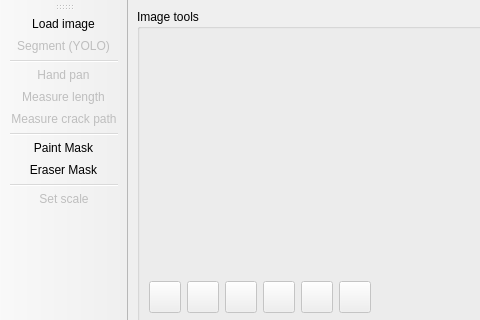
First picture: the form in crackify.ui, repository s-du/WhatTheCrack, before the edit; both pictures show x 0 to 480 and y 0 to 320 of the 800 by 600 pixel window.
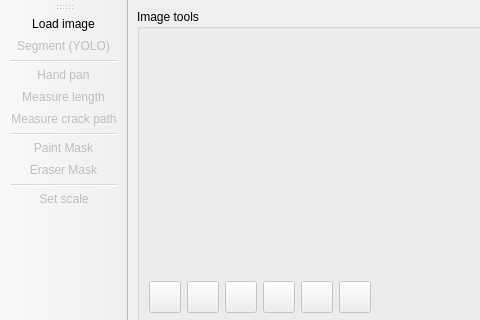
Second picture: the form after the edit.

Patch:
```diff
--- a/crackify.ui
+++ b/crackify.ui
@@ -299,11 +299,23 @@
    </property>
   </action>
   <action name="actionPaint_mask">
+   <property name="checkable">
+    <bool>true</bool>
+   </property>
+   <property name="enabled">
+    <bool>false</bool>
+   </property>
    <property name="text">
     <string>Paint Mask</string>
    </property>
   </action>
   <action name="actionEraser_mask">
+   <property name="checkable">
+    <bool>true</bool>
+   </property>
+   <property name="enabled">
+    <bool>false</bool>
+   </property>
    <property name="text">
     <string>Eraser Mask</string>
    </property>
```
